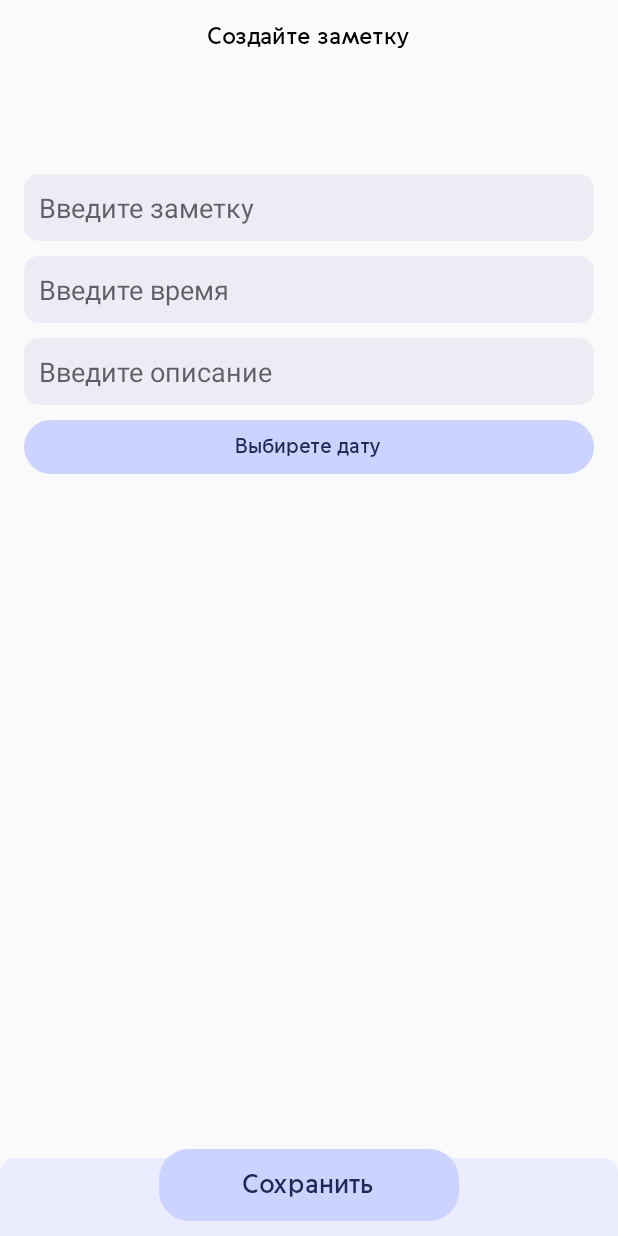
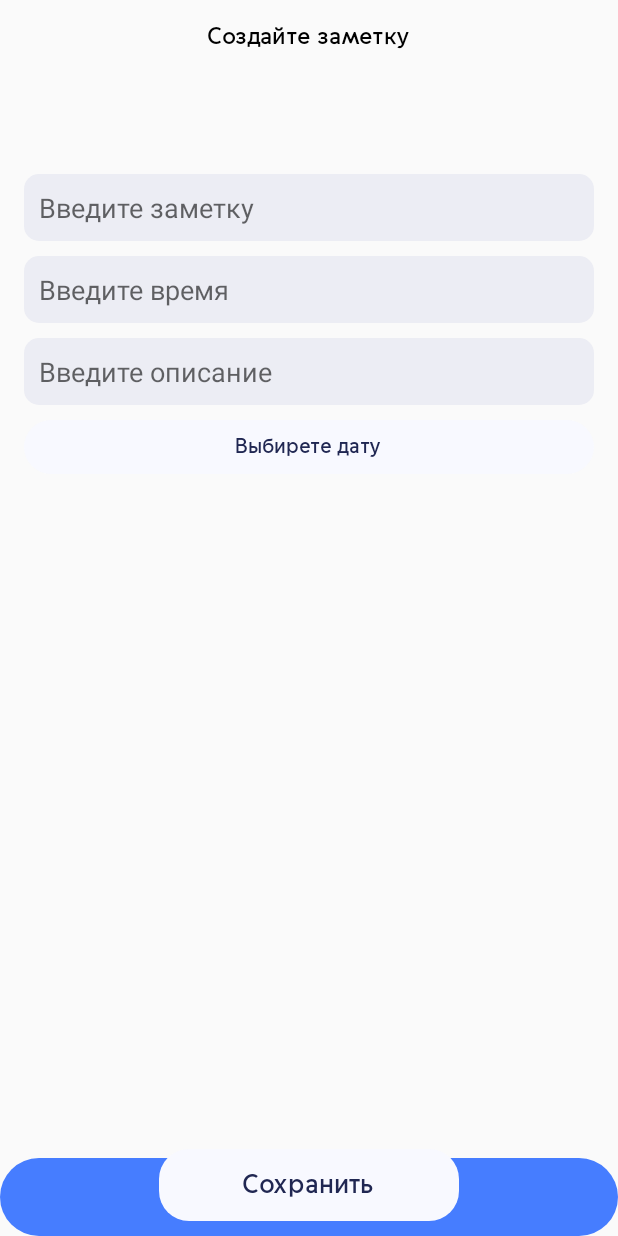
Before and after one commit to trackofficial/Memo-App, an Android app built with Jetpack Compose: the AddNoteActivity screen opened directly, with no data from a screen before it, on a phone screen of 412 x 824 dp. Run offline under Robolectric (Android 15) with nearby library versions, the phone set to English and light mode, and no system bars.

Commit message:
memo version 1.01.04.1 beta 1. Начал редизайн проекта

```diff
--- a/app/build.gradle.kts
+++ b/app/build.gradle.kts
@@ -47,7 +47,10 @@ android {
         }
     }
 }
-
+dependencies {
+    implementation(libs.androidx.core.ktx)
+    implementation("androidx.appcompat:appcompat:1.4.0")
+}
 dependencies {
     implementation(libs.androidx.core.ktx)
     implementation(libs.androidx.lifecycle.runtime.ktx)
--- a/app/src/main/AndroidManifest.xml
+++ b/app/src/main/AndroidManifest.xml
@@ -10,13 +10,13 @@
         android:label="Memo"
         android:roundIcon="@mipmap/ic_launcher_round"
         android:supportsRtl="true"
-        android:theme="@style/Theme.MemoApp"
+        android:theme="@style/AppTheme"
         tools:targetApi="31">
         <activity
             android:name=".MainActivity"
             android:exported="true"
             android:label="@string/app_name"
-            android:theme="@style/Theme.MemoApp">
+            android:theme="@style/AppTheme">
             <intent-filter>
                 <action android:name="android.intent.action.MAIN" />
 
--- a/app/src/main/res/drawable/form_for_main_button.xml
+++ b/app/src/main/res/drawable/form_for_main_button.xml
@@ -1,5 +1,5 @@
 <?xml version="1.0" encoding="utf-8"?>
 <shape xmlns:android="http://schemas.android.com/apk/res/android">
-<solid android:color="@color/button_main_color"></solid>
+<solid android:color="@color/background_color_light"></solid>
 <corners android:radius="20dp"></corners>
 </shape>
--- a/app/src/main/res/drawable/form_for_navigation_bar.xml
+++ b/app/src/main/res/drawable/form_for_navigation_bar.xml
@@ -1,8 +1,7 @@
 <?xml version="1.0" encoding="utf-8"?>
 <shape xmlns:android="http://schemas.android.com/apk/res/android">
-<solid android:color="@color/color_for_bottom_bar"></solid>
+<solid android:color="@color/navigate_block_color"></solid>
 <corners
-    android:topLeftRadius="10dp"
-    android:topRightRadius="10dp">
+    android:radius="26dp">
 </corners>
 </shape>
--- a/app/src/main/res/values/colors.xml
+++ b/app/src/main/res/values/colors.xml
@@ -1,7 +1,6 @@
 <?xml version="1.0" encoding="utf-8"?>
 <resources>
     <color name="button_main_color">#CCD3FF</color>
-    <color name="background_color_light">#F8F9FF</color>
     <color name="background_color_dark">#060815</color>
     <color name="color_for_block">#EEEFFC</color>
     <color name="color_for_block_dark">#ECEDF4</color>
@@ -13,4 +12,14 @@
     <color name="white">#FFFFFFFF</color>
     <color name="color_for_splash_screen">#5E73FF</color>
     <color name="color_red_for_button">#EF546A</color>
+
+    <!--Цвета для редизайна-->
+
+    <color name="color_for_actionbar">#F8F9FF</color>
+
+    <color name="navigate_block_color">#467DFF</color>
+    <color name="background_color_light">#F8F9FF</color>
+    <color name="text_color_main_button">#3270FF</color>
+    <color name="text_color_for_other">#3F79FF</color>
+
 </resources>
--- /dev/null
+++ b/app/src/main/res/values/styles.xml
@@ -0,0 +1,8 @@
+<?xml version="1.0" encoding="utf-8"?>
+<resources>
+    <style name="AppTheme" parent="Theme.AppCompat.Light.DarkActionBar">
+        <item name="android:colorPrimary">@color/color_for_actionbar</item>
+        <item name="android:colorPrimaryDark">@color/color_for_actionbar</item>
+        <item name="android:colorAccent">@color/color_for_actionbar</item>
+    </style>
+</resources>
```
Also changed, not shown: app/src/main/res/layout/date_header_item.xml (+4 -3 lines), app/src/main/res/layout/main_screen.xml (+29 -28 lines), app/src/main/res/drawable/history_button.png (added), app/src/main/res/drawable/history_image_button.png, app/src/main/res/drawable/pencil_image_for_main_image.png, app/src/main/res/drawable/settings_button.png (added), app/src/main/res/drawable/settings_image_button.png, app/src/main/res/font/songer.otf (added).
